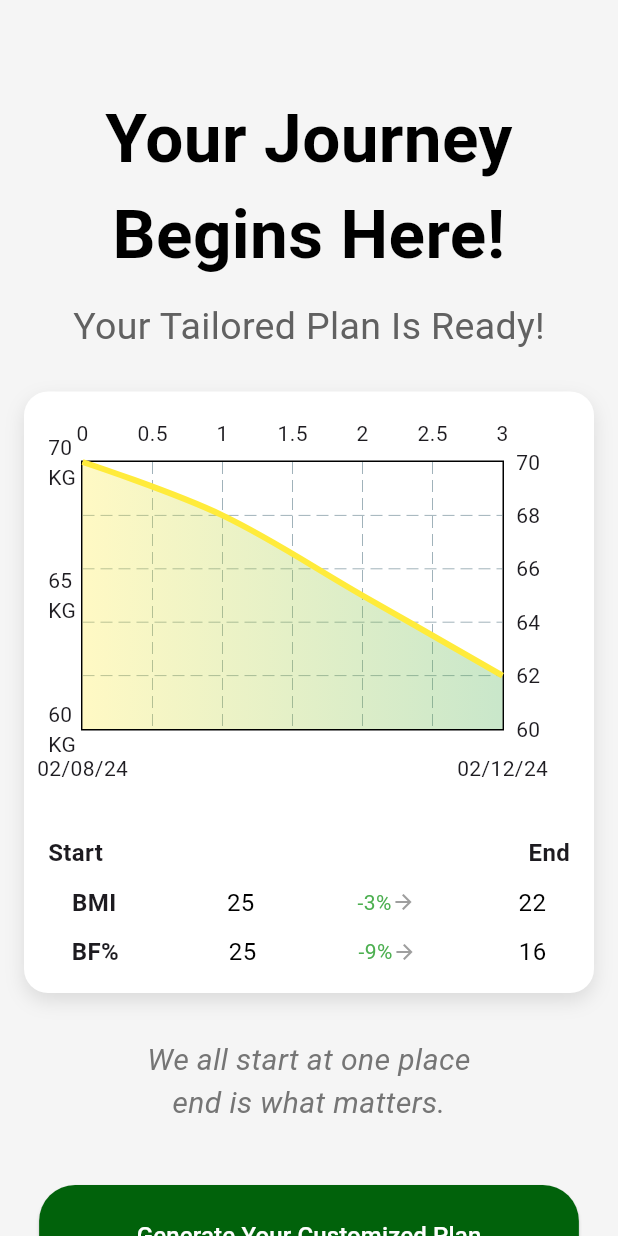
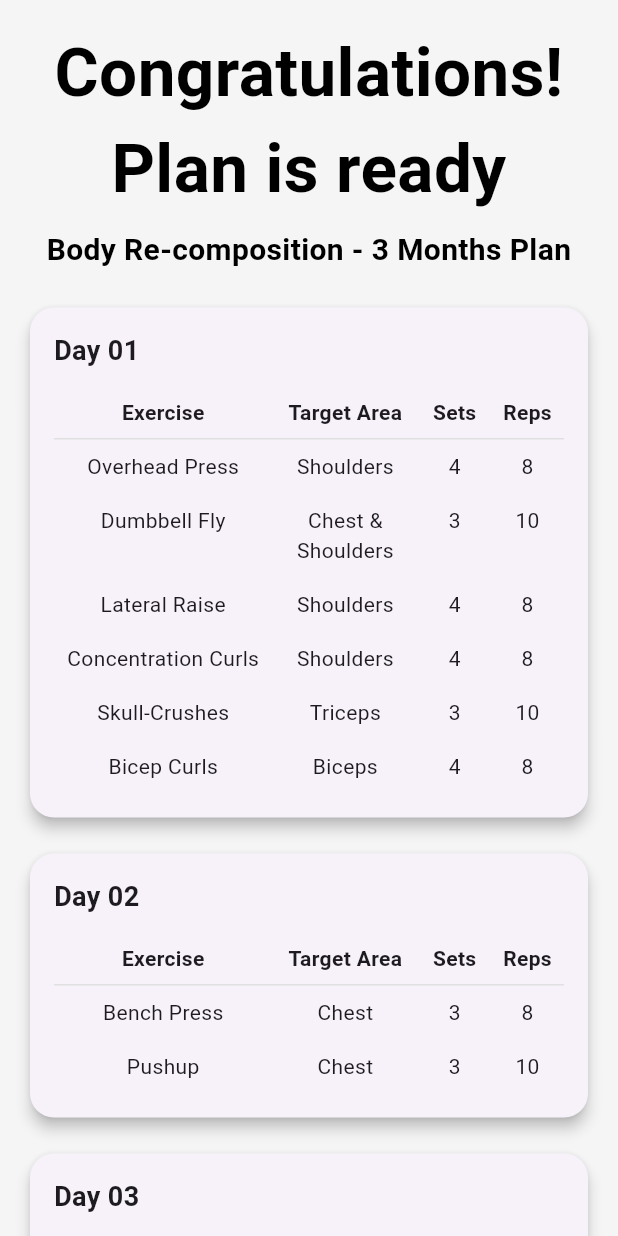
Before and after one commit to PramudithaWeerakoon/HND_FINAL_HOME-COUCH, a Flutter app: the CustomizedPlanScreen screen opened by its route, after a tap on "Generate Your Customized Plan", on a phone screen of 412 x 824 dp. Run offline on Flutter 3.47's test engine with Material 3 defaults, Android fonts, the phone set to English and light mode, and no system bars; drawn by our look-alikes of fl_chart; our stand-ins replace curved_navigation_bar, font_awesome_flutter.

Commit message:
Add PlanSummaryScreen and navigation from CustomizedPlanScreen

```diff
--- a/q1/lib/pages/q19.dart
+++ b/q1/lib/pages/q19.dart
@@ -1,5 +1,6 @@
 import 'package:flutter/material.dart';
 import 'package:fl_chart/fl_chart.dart';
+import 'q20.dart';
 
 class CustomizedPlanScreen extends StatelessWidget {
   @override
@@ -167,6 +168,11 @@ class CustomizedPlanScreen extends StatelessWidget {
                 ),
                 onPressed: () {
                   // Handle button press
+                   Navigator.push(
+                    context,
+                    MaterialPageRoute(
+                        builder: (context) => PlanSummaryScreen()),
+                  );
                 },
                 child: Text(
                   "Generate Your Customized Plan",
--- /dev/null
+++ b/q1/lib/pages/q20.dart
@@ -0,0 +1,191 @@
+import 'package:flutter/material.dart';
+
+class PlanSummaryScreen extends StatelessWidget {
+  final List<Map<String, dynamic>> daysData = [
+    {
+      "day": "Day 01",
+      "exercises": [
+        ["Overhead Press", "Shoulders", "4", "8"],
+        ["Dumbbell Fly", "Chest & Shoulders", "3", "10"],
+        ["Lateral Raise", "Shoulders", "4", "8"],
+        ["Concentration Curls", "Shoulders", "4", "8"],
+        ["Skull-Crushes", "Triceps", "3", "10"],
+        ["Bicep Curls", "Biceps", "4", "8"],
+      ]
+    },
+    {
+      "day": "Day 02",
+      "exercises": [
+        ["Bench Press", "Chest", "3", "8"],
+        ["Pushup", "Chest", "3", "10"],
+      ]
+    },
+    {
+      "day": "Day 03",
+      "exercises": [
+        ["Deadlift", "Back", "4", "6"],
+        ["Pull-up", "Back", "3", "8"],
+      ]
+    },
+    // Add more day data as needed
+  ];
+
+  @override
+  Widget build(BuildContext context) {
+    return Scaffold(
+      backgroundColor: Colors.grey[100],
+      body: Center(
+        child: SingleChildScrollView(
+          child: Padding(
+            padding: const EdgeInsets.all(16.0),
+            child: Column(
+              crossAxisAlignment: CrossAxisAlignment.center,
+              children: [
+                Text(
+                  "Congratulations!\nPlan is ready",
+                  textAlign: TextAlign.center,
+                  style: TextStyle(
+                    fontSize: 45,
+                    fontWeight: FontWeight.bold,
+                    color: Colors.black,
+                  ),
+                ),
+                SizedBox(height: 8),
+                Text(
+                  "Body Re-composition - 3 Months Plan",
+                  textAlign: TextAlign.center,
+                  style: TextStyle(
+                    fontSize: 20,
+                    fontWeight: FontWeight.bold,
+                    color: Colors.black,
+                  ),
+                ),
+                SizedBox(height: 20),
+                // Scrollable list of day cards
+                ListView.builder(
+                  shrinkWrap: true,
+                  physics:
+                      NeverScrollableScrollPhysics(), // Prevents inner scrolling within SingleChildScrollView
+                  itemCount: daysData.length,
+                  itemBuilder: (context, index) {
+                    final dayData = daysData[index];
+                    return Padding(
+                      padding: const EdgeInsets.only(bottom: 16.0),
+                      child:
+                          _buildDayCard(dayData["day"], dayData["exercises"]),
+                    );
+                  },
+                ),
+                SizedBox(height: 20),
+                Text.rich(
+                  TextSpan(
+                    text: "Your plan is tailored to fit your body and goals. ",
+                    style: TextStyle(
+                        color: Colors.grey[600],
+                        fontSize: 14,
+                        fontStyle: FontStyle.italic),
+                    children: [
+                      TextSpan(
+                        text: "Work hard",
+                        style: TextStyle(fontWeight: FontWeight.bold),
+                      ),
+                      TextSpan(text: ", and results will follow!"),
+                    ],
+                  ),
+                  textAlign: TextAlign.center,
+                ),
+                SizedBox(height: 20),
+                ElevatedButton(
+                  style: ElevatedButton.styleFrom(
+                    padding: EdgeInsets.symmetric(horizontal: 65, vertical: 22),
+                    backgroundColor: Color(0xFFB30000),
+                    shape: RoundedRectangleBorder(
+                      borderRadius: BorderRadius.circular(19),
+                    ),
+                  ),
+                  onPressed: () {
+                    // Navigate to home
+                  },
+                  child: Text(
+                    "Continue To Home",
+                    style: TextStyle(fontSize: 16, color: Colors.white),
+                  ),
+                ),
+              ],
+            ),
+          ),
+        ),
+      ),
+    );
+  }
+
+  Widget _buildDayCard(String dayTitle, List<List<String>> exercises) {
+    return Card(
+      shape: RoundedRectangleBorder(
+        borderRadius: BorderRadius.circular(16),
+      ),
+      elevation: 4,
+      child: Padding(
+        padding: const EdgeInsets.all(16.0),
+        child: Column(
+          crossAxisAlignment: CrossAxisAlignment.start,
+          children: [
+            Text(
+              dayTitle,
+              style: TextStyle(
+                fontSize: 18,
+                fontWeight: FontWeight.bold,
+              ),
+            ),
+            SizedBox(height: 10),
+            Table(
+              columnWidths: {
+                0: FlexColumnWidth(3),
+                1: FlexColumnWidth(2),
+                2: FlexColumnWidth(1),
+                3: FlexColumnWidth(1),
+              },
+              children: [
+                TableRow(
+                  decoration: BoxDecoration(
+                    border:
+                        Border(bottom: BorderSide(color: Colors.grey[300]!)),
+                  ),
+                  children: [
+                    _buildTableHeader("Exercise"),
+                    _buildTableHeader("Target Area"),
+                    _buildTableHeader("Sets"),
+                    _buildTableHeader("Reps"),
+                  ],
+                ),
+                ...exercises.map((exercise) => TableRow(
+                      children: exercise
+                          .map((data) => Padding(
+                                padding:
+                                    const EdgeInsets.symmetric(vertical: 8.0),
+                                child: Text(
+                                  data,
+                                  textAlign: TextAlign.center,
+                                ),
+                              ))
+                          .toList(),
+                    )),
+              ],
+            ),
+          ],
+        ),
+      ),
+    );
+  }
+
+  Widget _buildTableHeader(String title) {
+    return Padding(
+      padding: const EdgeInsets.symmetric(vertical: 8.0),
+      child: Text(
+        title,
+        textAlign: TextAlign.center,
+        style: TextStyle(fontWeight: FontWeight.bold),
+      ),
+    );
+  }
+}
```
